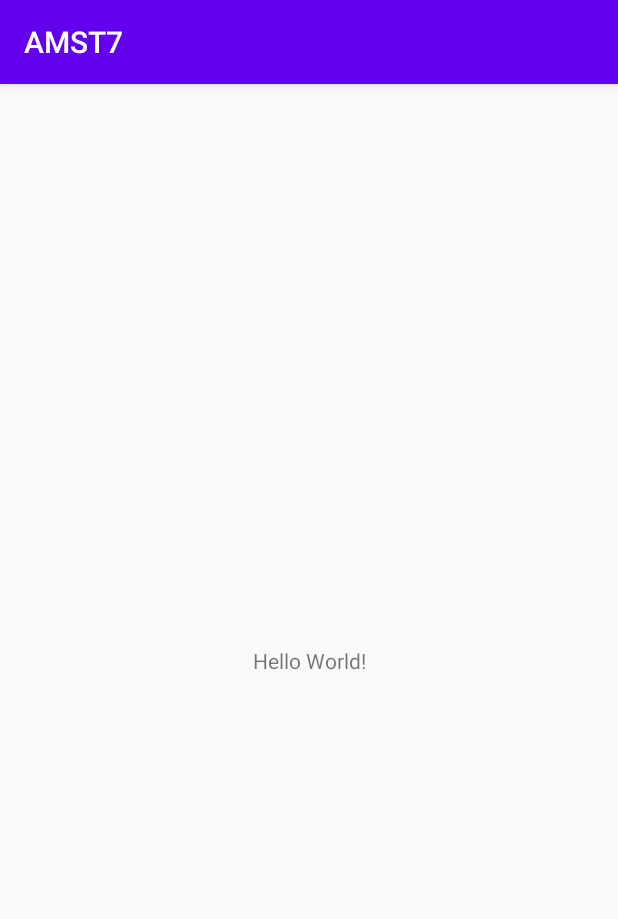
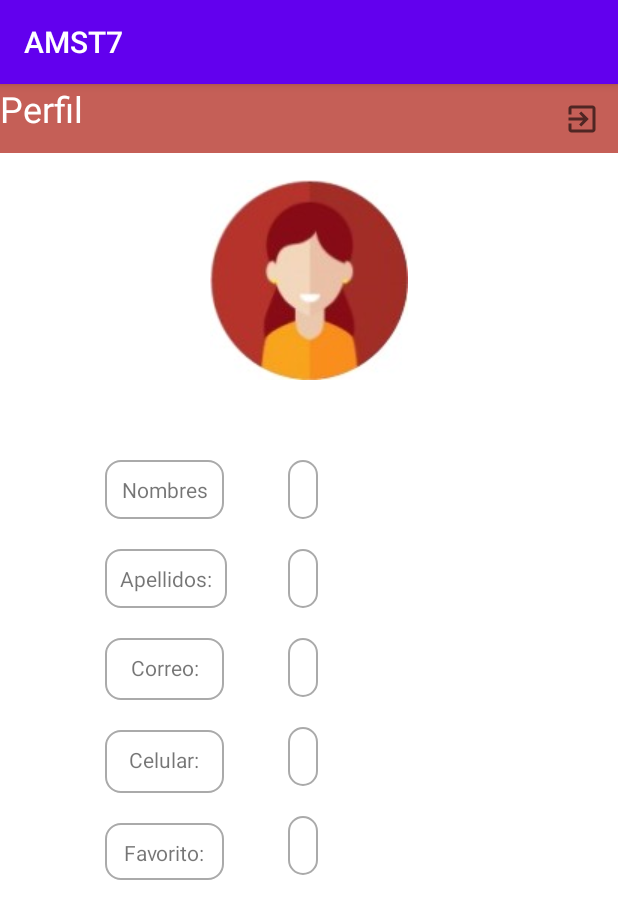
Before and after one commit to MelissaBanchonV/PST_TA5_G7, an Android app: the screen it shows after launch (MainActivity before the commit, MainActivity6 after it), on a phone screen of 412 x 824 dp. Shown: the top 919 px of the screen. Run offline under Robolectric (Android 15) with nearby library versions, the phone set to English and light mode, and no system bars.

Commit message:
Desino inicial del perfil

```diff
--- a/app/src/main/AndroidManifest.xml
+++ b/app/src/main/AndroidManifest.xml
@@ -9,7 +9,7 @@
         android:roundIcon="@mipmap/ic_launcher_round"
         android:supportsRtl="true"
         android:theme="@style/AppTheme">
-        <activity android:name=".MainActivity">
+        <activity android:name=".MainActivity6">
             <intent-filter>
                 <action android:name="android.intent.action.MAIN" />
 
--- a/app/src/main/java/com/example/amst7/MainActivity.java
+++ /dev/null
@@ -1,14 +0,0 @@
-package com.example.amst7;
-
-import androidx.appcompat.app.AppCompatActivity;
-
-import android.os.Bundle;
-
-public class MainActivity extends AppCompatActivity {
-
-    @Override
-    protected void onCreate(Bundle savedInstanceState) {
-        super.onCreate(savedInstanceState);
-        setContentView(R.layout.activity_main);
-    }
-}
--- /dev/null
+++ b/app/src/main/java/com/example/amst7/MainActivity6.java
@@ -0,0 +1,41 @@
+package com.example.amst7;
+import androidx.appcompat.app.AlertDialog;
+import androidx.appcompat.app.AppCompatActivity;
+
+import android.content.DialogInterface;
+import android.os.Bundle;
+import android.view.View;
+import android.widget.ImageButton;
+public class MainActivity6 extends AppCompatActivity implements View.OnClickListener{
+    @Override
+    protected void onCreate(Bundle savedInstanceState) {
+        super.onCreate(savedInstanceState);
+        setContentView(R.layout.activity_main6);
+        ImageButton exit = (ImageButton)findViewById(R.id.imageButton);
+        exit.setOnClickListener((View.OnClickListener)this);
+    }
+    @Override
+    public void onClick(View view) {
+        AlertDialog.Builder builder = new AlertDialog.Builder(MainActivity6.this);
+        builder.setMessage("¿Seguro que desea salir?");
+        builder.setCancelable(true);
+        builder.setNegativeButton("Si", new DialogInterface.OnClickListener() {
+            @Override
+            public void onClick(DialogInterface dialogInterface, int i) {
+                finish();
+                System.exit(0);
+            }
+        });
+        builder.setPositiveButton("No", new DialogInterface.OnClickListener() {
+            @Override
+            public void onClick(DialogInterface dialogInterface, int i) {
+                dialogInterface.cancel();
+            }
+        });
+        AlertDialog dialogAlerta = builder.create();
+        dialogAlerta.show();
+    }
+    public void avatarUsuario(){
+    }
+
+}
--- /dev/null
+++ b/app/src/main/res/drawable/ic_exit.xml
@@ -0,0 +1,10 @@
+<vector xmlns:android="http://schemas.android.com/apk/res/android"
+    android:width="24dp"
+    android:height="24dp"
+    android:viewportWidth="24"
+    android:viewportHeight="24"
+    android:tint="?attr/colorControlNormal">
+  <path
+      android:fillColor="@android:color/white"
+      android:pathData="M10.09,15.59L11.5,17l5,-5 -5,-5 -1.41,1.41L12.67,11H3v2h9.67l-2.58,2.59zM19,3H5c-1.11,0 -2,0.9 -2,2v4h2V5h14v14H5v-4H3v4c0,1.1 0.89,2 2,2h14c1.1,0 2,-0.9 2,-2V5c0,-1.1 -0.9,-2 -2,-2z"/>
+</vector>
--- /dev/null
+++ b/app/src/main/res/drawable/style_borde.xml
@@ -0,0 +1,14 @@
+<?xml version="1.0" encoding="utf-8"?>
+<shape xmlns:android="http://schemas.android.com/apk/res/android" android:shape="rectangle">
+    <stroke
+        android:width="1sp"
+        android:color="@android:color/darker_gray"/>
+    <padding
+        android:bottom="10sp"
+        android:left="10sp"
+        android:right="10sp"
+        android:top="10sp"/>
+    <corners
+        android:radius="10dp"/>
+
+</shape>
--- a/app/src/main/res/layout/activity_main.xml
+++ /dev/null
@@ -1,18 +0,0 @@
-<?xml version="1.0" encoding="utf-8"?>
-<androidx.constraintlayout.widget.ConstraintLayout xmlns:android="http://schemas.android.com/apk/res/android"
-    xmlns:app="http://schemas.android.com/apk/res-auto"
-    xmlns:tools="http://schemas.android.com/tools"
-    android:layout_width="match_parent"
-    android:layout_height="match_parent"
-    tools:context=".MainActivity">
-
-    <TextView
-        android:layout_width="wrap_content"
-        android:layout_height="wrap_content"
-        android:text="Hello World!"
-        app:layout_constraintBottom_toBottomOf="parent"
-        app:layout_constraintLeft_toLeftOf="parent"
-        app:layout_constraintRight_toRightOf="parent"
-        app:layout_constraintTop_toTopOf="parent" />
-
-</androidx.constraintlayout.widget.ConstraintLayout>
--- /dev/null
+++ b/app/src/main/res/layout/activity_main6.xml
@@ -0,0 +1,176 @@
+<?xml version="1.0" encoding="utf-8"?>
+<LinearLayout xmlns:android="http://schemas.android.com/apk/res/android"
+    xmlns:app="http://schemas.android.com/apk/res-auto"
+    xmlns:tools="http://schemas.android.com/tools"
+    android:layout_width="match_parent"
+    android:layout_height="match_parent"
+    android:orientation="vertical"
+    tools:context=".MainActivity6" >
+
+
+    <LinearLayout
+        android:layout_width="match_parent"
+        android:layout_height="46dp"
+        android:orientation="horizontal">
+
+        <TextView
+            android:id="@+id/textView16"
+            android:layout_width="340dp"
+            android:layout_height="match_parent"
+            android:layout_weight="1"
+            android:background="#C55F57"
+            android:text="@string/perfil"
+            android:textAlignment="textStart"
+            android:textColor="#FFFFFF"
+            android:textSize="24sp" />
+
+        <ImageButton
+            android:id="@+id/imageButton"
+            android:layout_width="wrap_content"
+            android:layout_height="match_parent"
+            android:layout_weight="1"
+            android:background="#C55F57"
+            android:contentDescription="@string/exit"
+            android:src="@drawable/ic_exit" />
+    </LinearLayout>
+
+    <androidx.constraintlayout.widget.ConstraintLayout
+        android:layout_width="match_parent"
+        android:layout_height="18dp"
+        android:background="#FFFFFF">
+
+    </androidx.constraintlayout.widget.ConstraintLayout>
+
+    <ImageView
+        android:id="@+id/imageView2"
+        android:layout_width="match_parent"
+        android:layout_height="wrap_content"
+        android:background="#FFFFFF"
+        android:contentDescription="@string/avatar"
+        android:soundEffectsEnabled="false"
+        app:srcCompat="@drawable/avatar1"
+        tools:src="@tools:sample/avatars" />
+
+    <TextView
+        android:id="@+id/textView"
+        android:layout_width="match_parent"
+        android:layout_height="38dp"
+        android:background="#FFFFFF"
+        android:textAlignment="center" />
+
+    <androidx.constraintlayout.widget.ConstraintLayout
+        android:layout_width="match_parent"
+        android:layout_height="517dp"
+        android:background="#FFFFFF">
+
+        <TextView
+            android:id="@+id/textView2"
+            android:layout_width="79dp"
+            android:layout_height="39dp"
+            android:layout_marginStart="70dp"
+            android:layout_marginTop="15dp"
+            android:background="@drawable/style_borde"
+            android:text="@string/nombres"
+            android:textAlignment="center"
+            app:layout_constraintStart_toStartOf="parent"
+            app:layout_constraintTop_toTopOf="parent" />
+
+        <TextView
+            android:id="@+id/textView3"
+            android:layout_width="wrap_content"
+            android:layout_height="wrap_content"
+            android:layout_marginStart="70dp"
+            android:layout_marginTop="20dp"
+            android:background="@drawable/style_borde"
+            android:text="@string/apellidos"
+            android:textAlignment="center"
+            app:layout_constraintStart_toStartOf="parent"
+            app:layout_constraintTop_toBottomOf="@+id/textView2" />
+
+        <TextView
+            android:id="@+id/textView4"
+            android:layout_width="79dp"
+            android:layout_height="41dp"
+            android:layout_marginStart="70dp"
+            android:layout_marginTop="20dp"
+            android:background="@drawable/style_borde"
+            android:text="@string/correo"
+            android:textAlignment="center"
+            app:layout_constraintStart_toStartOf="parent"
+            app:layout_constraintTop_toBottomOf="@+id/textView3" />
+
+        <TextView
+            android:id="@+id/textView5"
+            android:layout_width="79dp"
+            android:layout_height="42dp"
+            android:layout_marginStart="70dp"
+            android:layout_marginTop="20dp"
+            android:background="@drawable/style_borde"
+            android:text="@string/celular"
+            android:textAlignment="center"
+            app:layout_constraintStart_toStartOf="parent"
+            app:layout_constraintTop_toBottomOf="@+id/textView4" />
+
+        <TextView
+            android:id="@+id/textView6"
+            android:layout_width="79dp"
+            android:layout_height="38dp"
+            android:layout_marginStart="70dp"
+            android:layout_marginTop="20dp"
+            android:background="@drawable/style_borde"
+            android:text="@string/favorito"
+            android:textAlignment="center"
+            app:layout_constraintStart_toStartOf="parent"
+            app:layout_constraintTop_toBottomOf="@+id/textView5" />
+
+        <TextView
+            android:id="@+id/textView7"
+            android:layout_width="wrap_content"
+            android:layout_height="wrap_content"
+            android:layout_marginTop="15dp"
+            android:layout_marginEnd="200dp"
+            android:background="@drawable/style_borde"
+            app:layout_constraintEnd_toEndOf="parent"
+            app:layout_constraintTop_toTopOf="parent" />
+
+        <TextView
+            android:id="@+id/textView8"
+            android:layout_width="wrap_content"
+            android:layout_height="wrap_content"
+            android:layout_marginTop="20dp"
+            android:layout_marginEnd="200dp"
+            android:background="@drawable/style_borde"
+            app:layout_constraintEnd_toEndOf="parent"
+            app:layout_constraintTop_toBottomOf="@+id/textView7" />
+
+        <TextView
+            android:id="@+id/textView9"
+            android:layout_width="wrap_content"
+            android:layout_height="wrap_content"
+            android:layout_marginTop="20dp"
+            android:layout_marginEnd="200dp"
+            android:background="@drawable/style_borde"
+            app:layout_constraintEnd_toEndOf="parent"
+            app:layout_constraintTop_toBottomOf="@+id/textView8" />
+
+        <TextView
+            android:id="@+id/textView10"
+            android:layout_width="wrap_content"
+            android:layout_height="wrap_content"
+            android:layout_marginTop="20dp"
+            android:layout_marginEnd="200dp"
+            android:background="@drawable/style_borde"
+            app:layout_constraintEnd_toEndOf="parent"
+            app:layout_constraintTop_toBottomOf="@+id/textView9" />
+
+        <TextView
+            android:id="@+id/textView11"
+            android:layout_width="wrap_content"
+            android:layout_height="wrap_content"
+            android:layout_marginTop="20dp"
+            android:layout_marginEnd="200dp"
+            android:background="@drawable/style_borde"
+            app:layout_constraintEnd_toEndOf="parent"
+            app:layout_constraintTop_toBottomOf="@+id/textView10" />
+    </androidx.constraintlayout.widget.ConstraintLayout>
+</LinearLayout>
--- a/app/src/main/res/values/strings.xml
+++ b/app/src/main/res/values/strings.xml
@@ -1,3 +1,13 @@
 <resources>
     <string name="app_name">AMST7</string>
+    <string name="nombre">Nombre:</string>
+    <string name="perfil">Perfil</string>
+    <string name="exit">exit</string>
+    <string name="apellidos">Apellidos:</string>
+    <string name="correo">Correo:</string>
+    <string name="celular">Celular:</string>
+    <string name="favorito">Favorito:</string>
+    <string name="textview">TextView</string>
+    <string name="avatar">avatar</string>
+    <string name="nombres">Nombres</string>
 </resources>
```
Also changed, not shown: app/src/main/res/drawable/avatar1.jpeg (added).
